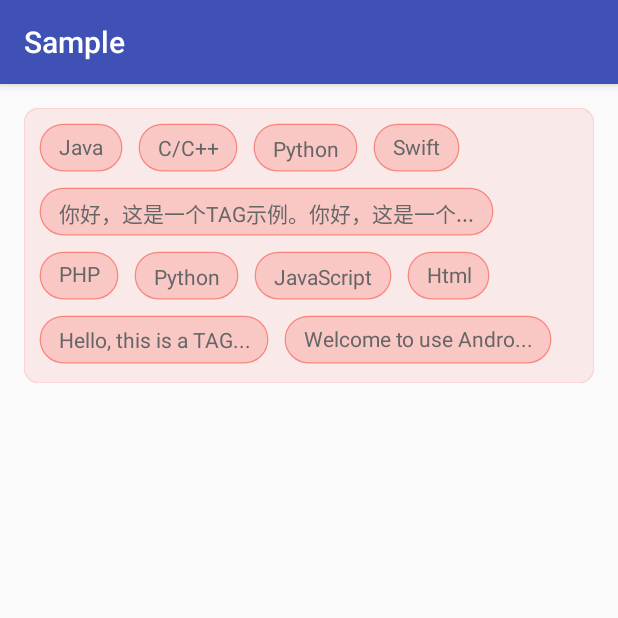
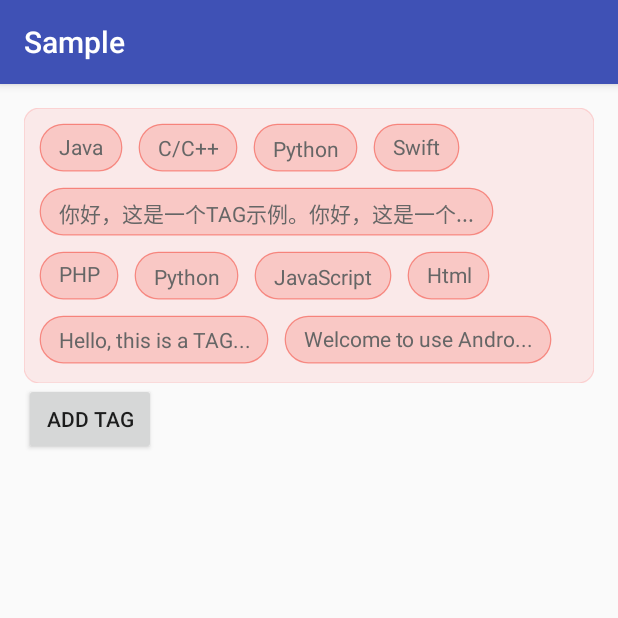
Before and after one commit to whilu/AndroidTagView, an Android app: the screen it shows after launch (MainActivity), on a phone screen of 412 x 824 dp, the top half of it. Run offline under Robolectric (Android 15) with nearby library versions, the phone set to English and light mode, and no system bars.

Commit message:
Add 'add tag' feature

```diff
--- a/androidtagview/src/main/java/co/lujun/androidtagview/ContainerLayout.java
+++ b/androidtagview/src/main/java/co/lujun/androidtagview/ContainerLayout.java
@@ -14,6 +14,7 @@ import android.view.MotionEvent;
 import android.view.View;
 import android.view.ViewGroup;
 
+import java.util.ArrayList;
 import java.util.List;
 
 /**
@@ -60,7 +61,11 @@ public class ContainerLayout extends ViewGroup {
 
     private float mSensitivity = 1.0f;
 
-    private boolean mEnableDrag;// default false
+    private int[] mViewPos;
+
+    private boolean mDragEnable;// default false
+
+    private List<View> mChildViews; //
 
     /** Default interval(dp)*/
     private static final float DEFAULT_INTERVAL = 5;
@@ -94,11 +99,12 @@ public class ContainerLayout extends ViewGroup {
                 mBorderColor);
         mBackgroundColor = attributes.getColor(R.styleable.AndroidTagView_container_background_color,
                 mBackgroundColor);
-        mEnableDrag = attributes.getBoolean(R.styleable.AndroidTagView_container_enable_drag, false);
+        mDragEnable = attributes.getBoolean(R.styleable.AndroidTagView_container_enable_drag, false);
         attributes.recycle();
 
         mPaint = new Paint(Paint.ANTI_ALIAS_FLAG);
         mRectF = new RectF();
+        mChildViews = new ArrayList<View>();
         mViewDragHelper = ViewDragHelper.create(this, mSensitivity, new DragHelperCallBack());
         setWillNotDraw(false);
     }
@@ -131,6 +137,7 @@ public class ContainerLayout extends ViewGroup {
         int availableW = getMeasuredWidth() - getPaddingLeft() - getPaddingRight();
         int childCount = getChildCount();
         int curLeft = getPaddingLeft(), curTop = getPaddingTop();
+        mViewPos = new int[childCount * 2];
         for (int i = 0; i < childCount; i++) {
             final View childView = getChildAt(i);
             if (childView.getVisibility() != GONE) {
@@ -139,6 +146,8 @@ public class ContainerLayout extends ViewGroup {
                     curLeft = getPaddingLeft();
                     curTop += mChildHeight + mVerticalInterval;
                 }
+                mViewPos[i * 2] = curLeft;
+                mViewPos[i * 2 + 1] = curTop;
                 childView.layout(curLeft, curTop, curLeft + width, curTop + mChildHeight);
                 curLeft += width + mHorizontalInterval;
             }
@@ -201,20 +210,53 @@ public class ContainerLayout extends ViewGroup {
         if (mTags == null || mTags.size() == 0){
             return;
         }
-        for (String text : mTags) {
-            TagView tagView = new TagView(getContext(), mAttrs, 0, text);
-            tagView.setTag(mTags.indexOf(text));
-            tagView.setOnTagClickListener(mOnTagClickListener);
-            addView(tagView);
+        for (int i = 0; i < mTags.size(); i++) {
+            onAddTag(mTags.get(i), mChildViews.size());
         }
         postInvalidate();
+    }
+
+    private void onAddTag(String text, int position){
+        TagView tagView = new TagView(getContext(), mAttrs, 0, text);
+        tagView.setOnTagClickListener(mOnTagClickListener);
+        mChildViews.add(position, tagView);
+        if (position < mChildViews.size()){
+            for (int i = position; i < mChildViews.size(); i++) {
+                mChildViews.get(i).setTag(i);
+            }
+        }else {
+            tagView.setTag(position);
+        }
+        addView(tagView, position);
+    }
+
+    private int[] onSetNewPosition(View view){
+        int left = view.getLeft();
+        int top = view.getTop();
+        int bestMatchLeft = mViewPos[(int)view.getTag() * 2];
+        int bestMatchTop = mViewPos[(int)view.getTag() * 2 + 1];
+        int tmpLeftDis = Math.abs(left - bestMatchLeft);
+        int tmpTopDis = Math.abs(top - bestMatchTop);
+        for (int i = 0; i < mViewPos.length / 2; i++) {
+            if (Math.abs(top - mViewPos[i * 2 +1]) < tmpTopDis){
+                bestMatchTop = mViewPos[i * 2 +1];
+                tmpTopDis = Math.abs(top - mViewPos[i * 2 +1]);
+            }
+        }
+        for (int i = 0; i < mViewPos.length / 2; i++) {
+            if (mViewPos[i * 2 + 1] == bestMatchTop && Math.abs(left - mViewPos[i * 2]) < tmpLeftDis){
+                bestMatchLeft = mViewPos[i * 2];
+                tmpLeftDis = Math.abs(left - mViewPos[i * 2]);
+            }
+        }
+        return new int[]{bestMatchLeft, bestMatchTop};
     }
 
     private class DragHelperCallBack extends ViewDragHelper.Callback{
 
         @Override
         public boolean tryCaptureView(View child, int pointerId) {
-            return mEnableDrag;
+            return mDragEnable;
         }
 
         @Override
@@ -244,35 +286,93 @@ public class ContainerLayout extends ViewGroup {
         @Override
         public void onViewReleased(View releasedChild, float xvel, float yvel) {
             super.onViewReleased(releasedChild, xvel, yvel);
-            mViewDragHelper.settleCapturedViewAt(0, 0);
+            int[] pos = onSetNewPosition(releasedChild);
+            mViewDragHelper.settleCapturedViewAt(pos[0], pos[1]);
             invalidate();
+        }
+
+        @Override
+        public void onViewPositionChanged(View changedView, int left, int top, int dx, int dy) {
+            super.onViewPositionChanged(changedView, left, top, dx, dy);
+
         }
     }
 
+    /**
+     * Set vertical interval
+     * @param interval
+     */
     public void setVerticalInterval(float interval){
         mVerticalInterval = Utils.dp2px(getContext(), interval);
         postInvalidate();
     }
 
+    /**
+     * Set horizontal interval.
+     * @param interval
+     */
     public void setHorizontalInterval(float interval){
         mHorizontalInterval = Utils.dp2px(getContext(), interval);
         postInvalidate();
     }
 
+    /**
+     * Get vertical interval in this view.
+     * @return
+     */
     public float getVerticalInterval(){
         return mVerticalInterval;
     }
 
+    /**
+     * Get horizontal interval in this view.
+     * @return
+     */
     public float getHorizontalInterval(){
         return mHorizontalInterval;
     }
 
+    /**
+     * Set tags
+     * @param tags
+     */
     public void setTags(List<String> tags){
         mTags = tags;
         onSetTag();
     }
 
+    /**
+     * Set OnTagClickListener for TagView.
+     * @param listener
+     */
     public void setOnTagClickListener(TagView.OnTagClickListener listener){
         mOnTagClickListener = listener;
     }
+
+    /**
+     * Set whether the child view can be dragged.
+     * @param enable
+     */
+    public void setDragEnable(boolean enable){
+        mDragEnable = enable;
+    }
+
+    /**
+     * Inserts the specified TagView into this ContainerLayout at the end.
+     * @param text
+     */
+    public void addTag(String text){
+        addTag(text, mChildViews.size());
+    }
+
+    /**
+     * Inserts the specified TagView into this ContainerLayout at the specified location.
+     * The TagView is inserted before the current element at the specified location.
+     * @param text
+     * @param position
+     */
+    public void addTag(String text, int position){
+        onAddTag(text, position);
+        postInvalidate();
+    }
 }
--- a/sample/src/main/java/co/lujun/sample/MainActivity.java
+++ b/sample/src/main/java/co/lujun/sample/MainActivity.java
@@ -3,6 +3,8 @@ package co.lujun.sample;
 import android.os.Bundle;
 import android.support.v7.app.AppCompatActivity;
 import android.support.v7.widget.Toolbar;
+import android.view.View;
+import android.widget.Button;
 import android.widget.Toast;
 
 import java.util.ArrayList;
@@ -43,5 +45,14 @@ public class MainActivity extends AppCompatActivity {
         list.add("Hello, this is a TAG example.");
         list.add("Welcome to use AndroidTagView!");
         mContainerLayout.setTags(list);
+
+        Button btnAddTag = (Button) findViewById(R.id.btn_add_tag);
+        btnAddTag.setOnClickListener(new View.OnClickListener() {
+            @Override
+            public void onClick(View v) {
+                mContainerLayout.addTag("This is a TAG u added!");
+//                mContainerLayout.addTag("This is a TAG u added!", 4);
+            }
+        });
     }
 }
--- a/sample/src/main/res/layout/content_main.xml
+++ b/sample/src/main/res/layout/content_main.xml
@@ -1,9 +1,10 @@
 <?xml version="1.0" encoding="utf-8"?>
-<RelativeLayout xmlns:android="http://schemas.android.com/apk/res/android"
+<LinearLayout xmlns:android="http://schemas.android.com/apk/res/android"
     xmlns:app="http://schemas.android.com/apk/res-auto"
     xmlns:tools="http://schemas.android.com/tools"
     android:layout_width="match_parent"
     android:layout_height="match_parent"
+    android:orientation="vertical"
     android:paddingBottom="@dimen/activity_vertical_margin"
     android:paddingLeft="@dimen/activity_horizontal_margin"
     android:paddingRight="@dimen/activity_horizontal_margin"
@@ -21,5 +22,11 @@
         app:container_enable_drag="true"
         app:horizontal_interval="10dp"
         app:tag_clickable="false"
-        app:vertical_interval="10dp"/>
-</RelativeLayout>
+        app:vertical_interval="10dp" />
+
+    <Button
+        android:id="@+id/btn_add_tag"
+        android:layout_width="wrap_content"
+        android:layout_height="wrap_content"
+        android:text="add tag" />
+</LinearLayout>
```
